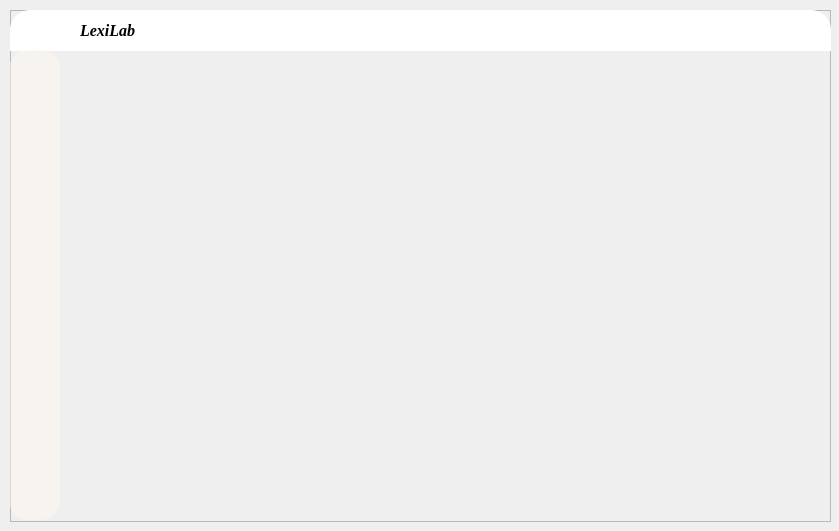
Above: client/win/ui/main.ui from wa-kakalala/LexiLab before the change. Below: the same form after it.
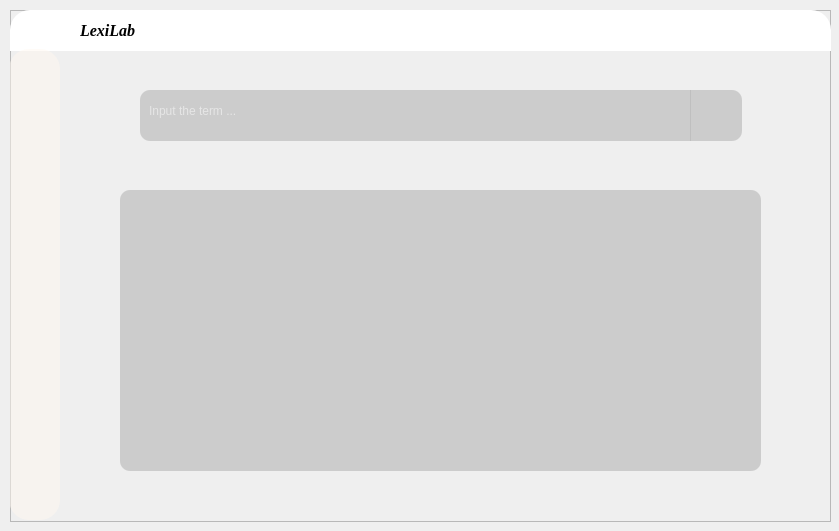
That is the form after the change. The open tabs and pages were chosen to show the change. Icons and pictures are not drawn.

What changed in the file:
```diff
--- a/client/win/ui/main.ui
+++ b/client/win/ui/main.ui
@@ -167,7 +167,7 @@
       <property name="geometry">
        <rect>
         <x>10</x>
-        <y>370</y>
+        <y>410</y>
         <width>32</width>
         <height>32</height>
        </rect>
@@ -387,7 +387,140 @@
        </property>
       </widget>
      </widget>
-     <widget class="QWidget" name="page_3"/>
+     <widget class="QWidget" name="page_3">
+      <widget class="QTextEdit" name="query_input">
+       <property name="geometry">
+        <rect>
+         <x>130</x>
+         <y>40</y>
+         <width>551</width>
+         <height>51</height>
+        </rect>
+       </property>
+       <property name="autoFillBackground">
+        <bool>false</bool>
+       </property>
+       <property name="styleSheet">
+        <string notr="true">border-image: none;
+background-color: rgba(183, 183, 183,160);
+border-radius: 10px;
+border-top-right-radius: 0px;
+border-bottom-right-radius: 0px;
+color: rgba(255, 255, 255,255);
+font: 16pt &quot;Times New Roman&quot;;
+
+padding-top: 10px;
+padding-right: 5px;
+padding-bottom: 5px;
+padding-left: 5px;
+</string>
+       </property>
+       <property name="inputMethodHints">
+        <set>Qt::ImhNone</set>
+       </property>
+       <property name="frameShadow">
+        <enum>QFrame::Plain</enum>
+       </property>
+       <property name="verticalScrollBarPolicy">
+        <enum>Qt::ScrollBarAlwaysOff</enum>
+       </property>
+       <property name="horizontalScrollBarPolicy">
+        <enum>Qt::ScrollBarAlwaysOff</enum>
+       </property>
+       <property name="acceptRichText">
+        <bool>false</bool>
+       </property>
+       <property name="placeholderText">
+        <string>Input the term ...</string>
+       </property>
+      </widget>
+      <widget class="QWidget" name="widget" native="true">
+       <property name="geometry">
+        <rect>
+         <x>680</x>
+         <y>40</y>
+         <width>52</width>
+         <height>51</height>
+        </rect>
+       </property>
+       <property name="styleSheet">
+        <string notr="true">border-image: none;
+
+background-color: rgba(183, 183, 183,160);
+border-radius: 10px;
+border-top-left-radius:0px;
+border-bottom-left-radius:0px;
+color: rgba(255, 255, 255,255);
+font: 16pt &quot;Times New Roman&quot;;
+
+padding-top: 10px;
+padding-right: 10px;
+padding-bottom: 10px;
+padding-left: 10px;
+</string>
+       </property>
+       <widget class="QPushButton" name="search_btn">
+        <property name="geometry">
+         <rect>
+          <x>10</x>
+          <y>9</y>
+          <width>36</width>
+          <height>36</height>
+         </rect>
+        </property>
+        <property name="styleSheet">
+         <string notr="true">border-image: none;
+border-image: url(:/icons/resources/icons/query_btn.png);
+background-color: rgba(183, 183, 183,0);
+border-radius: 10px;
+border-top-right-radius:0px;
+border-bottom-right-radius:0px;
+color: rgba(255, 255, 255,255);
+font: 16pt &quot;Times New Roman&quot;;
+
+padding-top: 10px;
+padding-right: 10px;
+padding-bottom: 10px;
+padding-left: 10px;
+</string>
+        </property>
+        <property name="text">
+         <string/>
+        </property>
+       </widget>
+      </widget>
+      <widget class="QTextEdit" name="query_output">
+       <property name="geometry">
+        <rect>
+         <x>110</x>
+         <y>140</y>
+         <width>641</width>
+         <height>281</height>
+        </rect>
+       </property>
+       <property name="styleSheet">
+        <string notr="true">border-image: none;
+background-color: rgba(183, 183, 183,160);
+border-radius: 10px;
+color: rgba(255, 255, 255,255);
+font: 16pt &quot;Times New Roman&quot;;
+
+padding-top: 5px;
+padding-right: 5px;
+padding-bottom: 5px;
+padding-left: 5px;</string>
+       </property>
+       <property name="tabChangesFocus">
+        <bool>true</bool>
+       </property>
+       <property name="acceptRichText">
+        <bool>false</bool>
+       </property>
+       <property name="placeholderText">
+        <string/>
+       </property>
+      </widget>
+     </widget>
      <widget class="QWidget" name="page_4">
       <widget class="QLabel" name="show_record_num">
        <property name="geometry">
```
Left out of the diff: 87 changed lines with no effect on the pictures.
